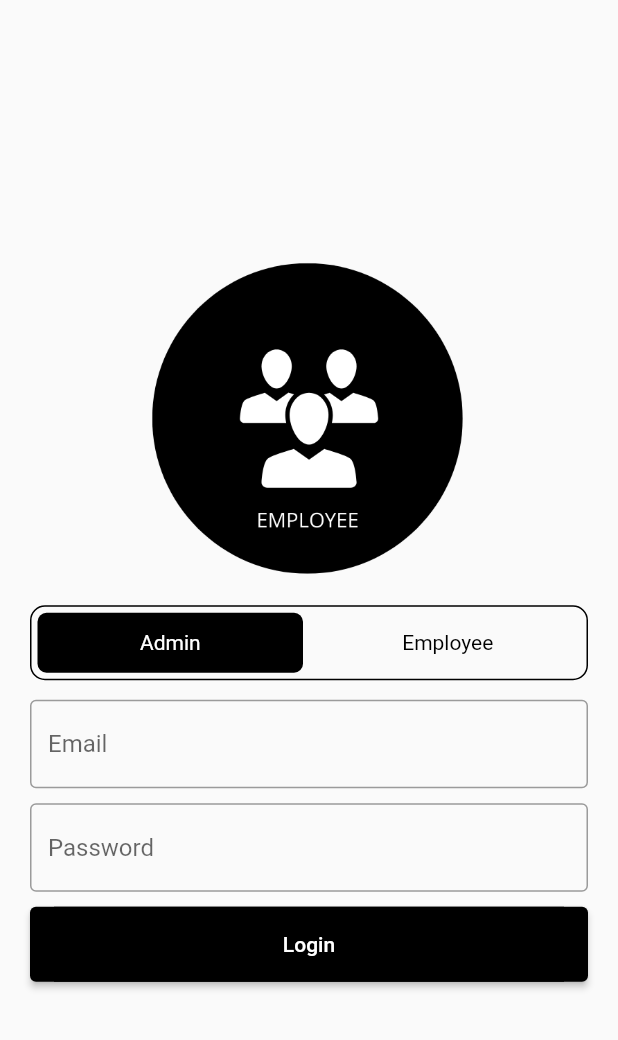
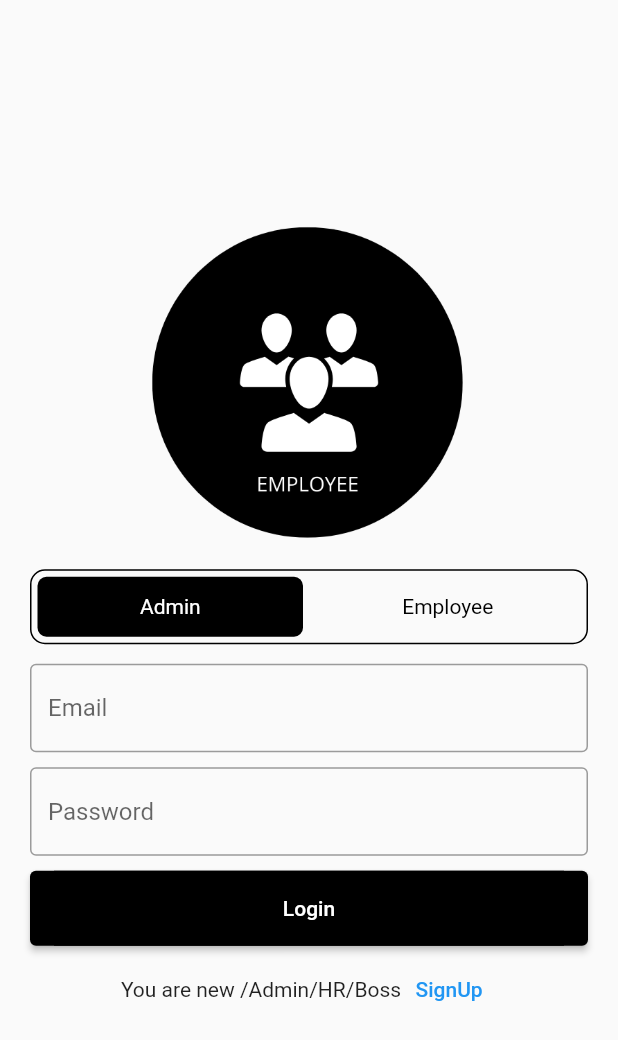
Before and after one commit to mhd-atheel/employee_managment_system-, a Flutter app: the LoginPage screen opened directly, on a phone screen of 412 x 824 dp. Shown: the top 1040 px of the screen. Run offline on Flutter 3.47's test engine with Material 2 defaults, Android fonts, the phone set to English and light mode, and no system bars; our stand-ins replace badges, date_time_picker, firebase_auth, firebase_core, font_awesome_flutter, image_picker; missing offline and left inert: country_pickers, firebase_auth_web, firebase_core_web, firebase_database_web, firebase_storage_web, image_picker_for_web; accounts and stored records are empty.

Commit message:
put new login route in the selectrole screen put new signup route in the login screen

```diff
--- a/lib/adminpages/loginpage.dart
+++ b/lib/adminpages/loginpage.dart
@@ -1,6 +1,7 @@
 import 'package:employee_managment_system/adminpages/homepage.dart';
 import 'package:employee_managment_system/employeepages/employee_home.dart';
 import 'package:employee_managment_system/main_navigation_pages/deparmentpage.dart';
+import 'package:employee_managment_system/selectingrole.dart';
 import 'package:firebase_auth/firebase_auth.dart';
 import 'package:flutter/material.dart';
 
@@ -151,6 +152,18 @@ class _LoginPageState extends State<LoginPage> {
                       width: MediaQuery.of(context).size.width,
                       child: Center(child: Text("Login")))),
             ),
+            Row(
+              mainAxisAlignment: MainAxisAlignment.center,
+              children: [
+                Text("You are new /Admin/HR/Boss"),
+                TextButton(onPressed: (){
+                  Navigator.push(
+                    context,
+                    MaterialPageRoute(builder: (context) => const SelectRole()),
+                  );
+                }, child: Text("SignUp"))
+              ],
+            )
           ],
         ),
       ),
```
Also changed, not shown: lib/selectingrole.dart (+12 -1 lines).
